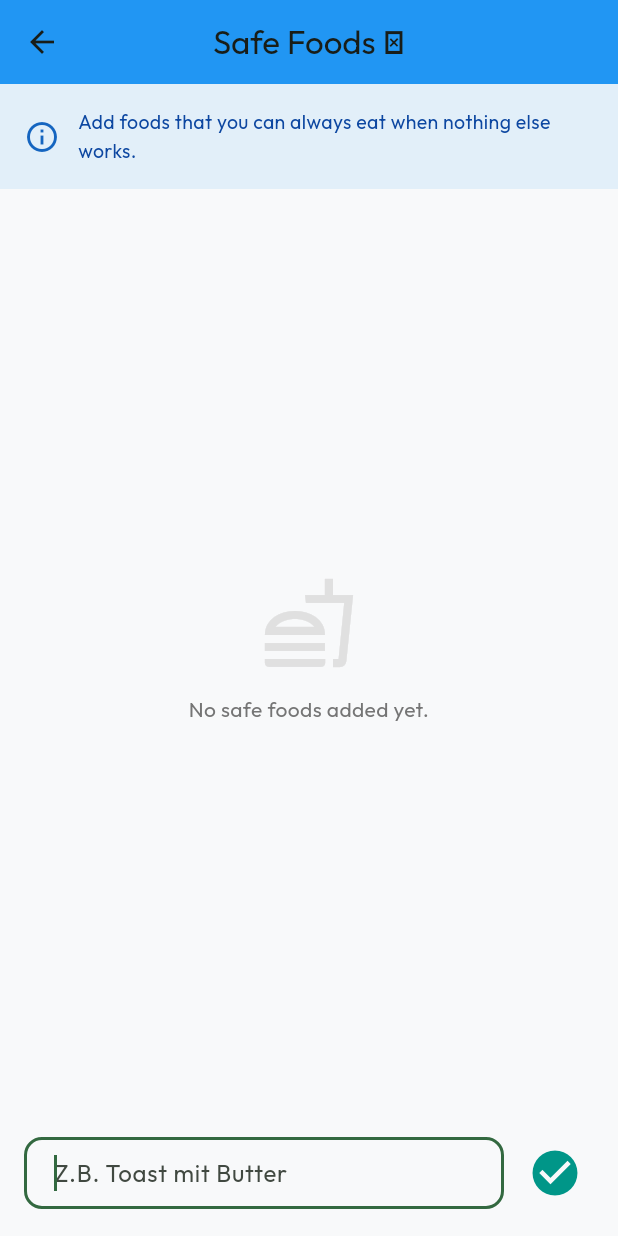
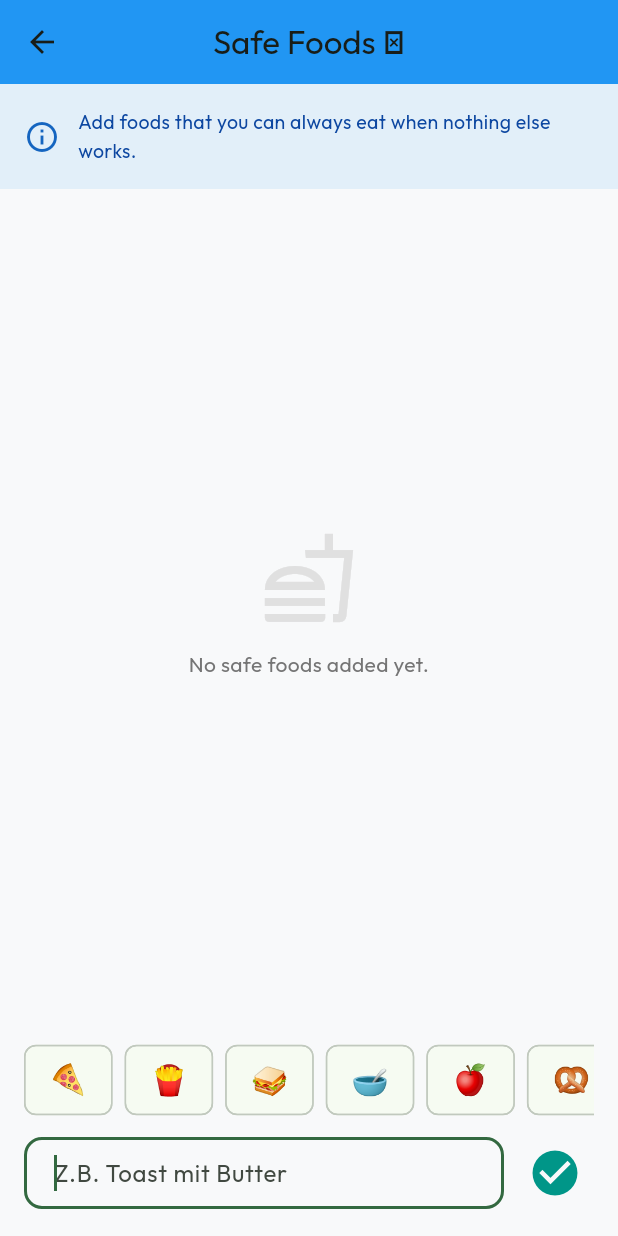
Before and after one commit to Addereum/mealBox, a Flutter app: the SafeFoodsScreen screen opened directly, after a tap on the "add" icon, on a phone screen of 412 x 824 dp. Run offline on Flutter 3.47's test engine with Material 3 defaults, Android fonts, the light colour scheme and no system bars; drawn by our look-alikes of dynamic_color; our stand-ins replace confetti, csv, file_picker, flutter_local_notifications, google_fonts, hive and 6 more; missing offline and left inert: home_widget; accounts and stored records are empty; statements that could not run were skipped.

Commit message:
feat: add preset safe food icons

```diff
--- a/lib/screens/safe_foods_screen.dart
+++ b/lib/screens/safe_foods_screen.dart
@@ -12,6 +12,21 @@ class SafeFoodsScreen extends StatefulWidget {
 }
 
 class _SafeFoodsScreenState extends State<SafeFoodsScreen> {
+  static const List<String> _presetSafeFoodIcons = [
+    '🍕',
+    '🍟',
+    '🥪',
+    '🥣',
+    '🍎',
+    '🥨',
+    '🍝',
+    '🍚',
+    '🍌',
+    '🧀',
+    '🍞',
+    '🥛',
+  ];
+
   final TextEditingController _controller = TextEditingController();
   final SettingsService _settingsService = SettingsService.instance;
   bool _isAdding = false;
@@ -31,6 +46,16 @@ class _SafeFoodsScreenState extends State<SafeFoodsScreen> {
         _isAdding = false;
       });
     }
+  }
+
+  void _selectPresetIcon(String icon) {
+    final currentText = _controller.text.trimLeft();
+    final nextText = currentText.isEmpty ? '$icon ' : '$icon $currentText';
+
+    _controller.value = TextEditingValue(
+      text: nextText,
+      selection: TextSelection.collapsed(offset: nextText.length),
+    );
   }
 
   Future<void> _logSafeFood(String food) async {
@@ -121,7 +146,31 @@ class _SafeFoodsScreenState extends State<SafeFoodsScreen> {
                     right: 16,
                     top: 16,
                   ),
+                  child: Column(
+                    crossAxisAlignment: CrossAxisAlignment.start,
+                    children: [
+                      SingleChildScrollView(
+                        scrollDirection: Axis.horizontal,
                         child: Row(
+                          children: _presetSafeFoodIcons
+                              .map(
+                                (icon) => Padding(
+                                  padding: const EdgeInsets.only(right: 8),
+                                  child: ActionChip(
+                                    label: Text(
+                                      icon,
+                                      style: const TextStyle(fontSize: 20),
+                                    ),
+                                    tooltip: 'Add $icon',
+                                    onPressed: () => _selectPresetIcon(icon),
+                                  ),
+                                ),
+                              )
+                              .toList(),
+                        ),
+                      ),
+                      const SizedBox(height: 12),
+                      Row(
                         children: [
                           Expanded(
                             child: TextField(
@@ -144,6 +193,8 @@ class _SafeFoodsScreenState extends State<SafeFoodsScreen> {
                           ),
                         ],
                       ),
+                    ],
+                  ),
                 ),
             ],
           );
```
Lines whose indentation alone changed are shown as unchanged.
